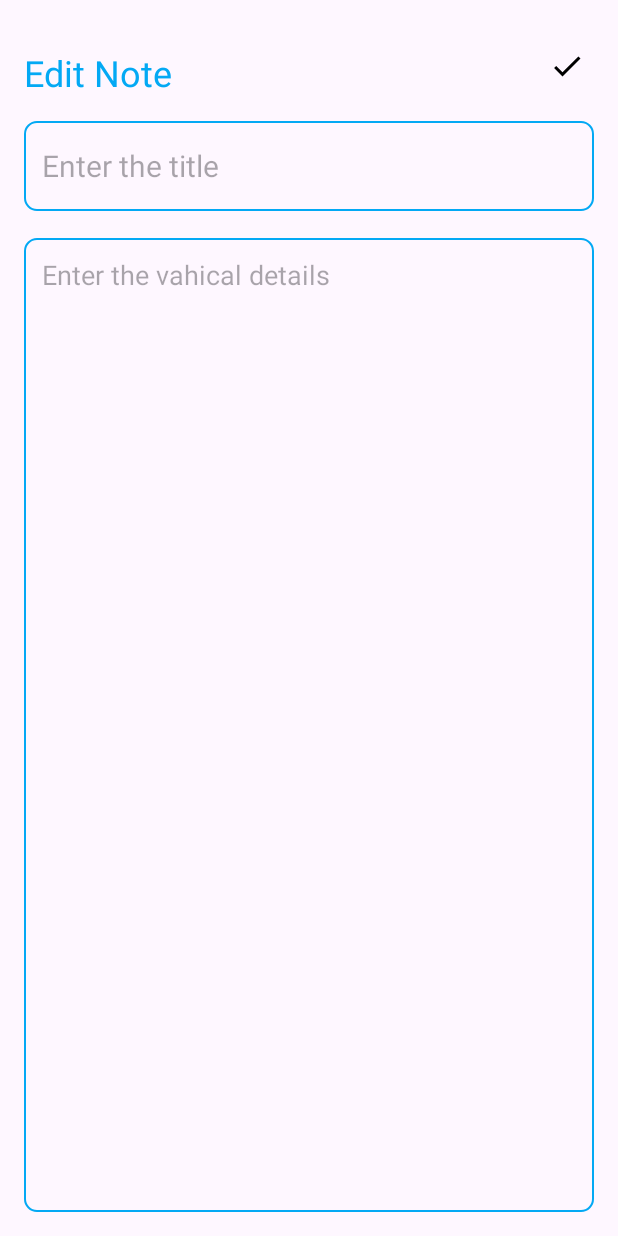
After one commit to AselaWanigabadu/MAD.app, an Android app: the UpdateActivity screen opened directly, with no data from a screen before it, on a phone screen of 412 x 824 dp. The commit adds this screen. Run offline under Robolectric (Android 15) with nearby library versions, the phone set to English and light mode, and no system bars; 1 statement that could not run was skipped.

Commit message:
Update part increment

```diff
--- a/app/src/main/AndroidManifest.xml
+++ b/app/src/main/AndroidManifest.xml
@@ -13,6 +13,9 @@
         android:theme="@style/Theme.MADapp2"
         tools:targetApi="31">
         <activity
+            android:name=".UpdateActivity"
+            android:exported="false" />
+        <activity
             android:name=".AddNoteActivity"
             android:exported="false" />
         <activity
--- /dev/null
+++ b/app/src/main/java/com/example/madapp2/UpdateActivity.kt
@@ -0,0 +1,41 @@
+package com.example.madapp2
+
+import androidx.appcompat.app.AppCompatActivity
+import android.os.Bundle
+import android.widget.Toast
+import com.example.madapp2.databinding.ActivityMainBinding
+import com.example.madapp2.databinding.ActivityUpdateBinding
+
+class UpdateActivity : AppCompatActivity() {
+
+    private lateinit var binding: ActivityUpdateBinding
+    private lateinit var db:NoteDataBaseHelper
+    private var noteId:Int =-1
+    override fun onCreate(savedInstanceState: Bundle?) {
+        super.onCreate(savedInstanceState)
+        binding=ActivityUpdateBinding.inflate(layoutInflater)
+        setContentView(binding.root)
+
+        db= NoteDataBaseHelper(this)
+
+        noteId=intent.getIntExtra("note_id",-1)
+        if(noteId==-1){
+            finish()
+            return
+        }
+        val note=db.getNotedByID(noteId)
+        binding.updateTitleEditTextt.setText(note.title)
+        binding.updateContentEditText.setText(note.content)
+
+        binding.updateSaveButton.setOnClickListener{
+            val newTitle=binding.updateTitleEditTextt.text.toString()
+            val newContent=binding.updateContentEditText.text.toString()
+            val updateNote=Note(noteId,newTitle,newContent)
+            db.updateNote(updateNote)
+            finish()
+            Toast.makeText(this,"Changes Saved !",Toast.LENGTH_SHORT).show()
+
+
+        }
+    }
+}
--- /dev/null
+++ b/app/src/main/res/drawable/baseline_border_color_24.xml
@@ -0,0 +1,5 @@
+<vector android:height="24dp" android:tint="#000000"
+    android:viewportHeight="24" android:viewportWidth="24"
+    android:width="24dp" xmlns:android="http://schemas.android.com/apk/res/android">
+    <path android:fillColor="@android:color/white" android:pathData="M22,24H2v-4h20V24zM13.06,5.19l3.75,3.75L7.75,18H4v-3.75L13.06,5.19zM17.88,7.87l-3.75,-3.75l1.83,-1.83c0.39,-0.39 1.02,-0.39 1.41,0l2.34,2.34c0.39,0.39 0.39,1.02 0,1.41L17.88,7.87z"/>
+</vector>
--- /dev/null
+++ b/app/src/main/res/layout/activity_update.xml
@@ -0,0 +1,60 @@
+<?xml version="1.0" encoding="utf-8"?>
+<RelativeLayout
+
+    xmlns:android="http://schemas.android.com/apk/res/android"
+    xmlns:app="http://schemas.android.com/apk/res-auto"
+    xmlns:tools="http://schemas.android.com/tools"
+    android:layout_width="match_parent"
+    android:layout_height="match_parent"
+    android:orientation="vertical"
+    android:padding="16dp"
+    tools:context=".UpdateActivity">
+
+    <TextView
+        android:id="@+id/editNoteHeading"
+        android:layout_width="wrap_content"
+        android:layout_height="wrap_content"
+        android:layout_alignParentTop="true"
+        android:layout_marginTop="16dp"
+        android:text="Edit Note"
+        android:textColor="@color/blue"
+        android:textSize="24dp" />
+
+    <ImageView
+        android:id="@+id/updateSaveButton"
+        android:layout_width="wrap_content"
+        android:layout_height="wrap_content"
+        android:src="@drawable/baseline_done_24"
+        android:layout_alignParentEnd="true"
+        android:layout_alignTop="@id/editNoteHeading"
+        android:layout_marginEnd="6dp"
+
+        />
+    <EditText
+        android:id="@+id/updateTitleEditTextt"
+        android:layout_width="match_parent"
+        android:layout_height="60dp"
+        android:hint="Enter the title"
+        android:padding="12dp"
+        android:textSize="20sp"
+        android:layout_below="@+id/editNoteHeading"
+        android:background="@drawable/orange_boarder"
+        android:layout_marginTop="16dp"
+        android:maxLines="1" />
+    <EditText
+        android:id="@+id/updateContentEditText"
+        android:layout_width="match_parent"
+        android:layout_height="match_parent"
+        android:hint="Enter the vahical details"
+        android:gravity="top"
+        android:padding="12dp"
+        android:textSize="18sp"
+
+        android:background="@drawable/orange_boarder"
+        android:layout_below="@+id/updateTitleEditTextt"
+        android:layout_marginTop="18sp"
+
+        />
+
+
+</RelativeLayout>
```
Also changed, not shown: app/src/main/java/com/example/madapp2/NoteDataBaseHelper.kt (+28 -0 lines), app/src/main/java/com/example/madapp2/NotesAdapter.kt (+22 -10 lines), app/src/main/res/layout/note_item.xml (+7 -0 lines).
